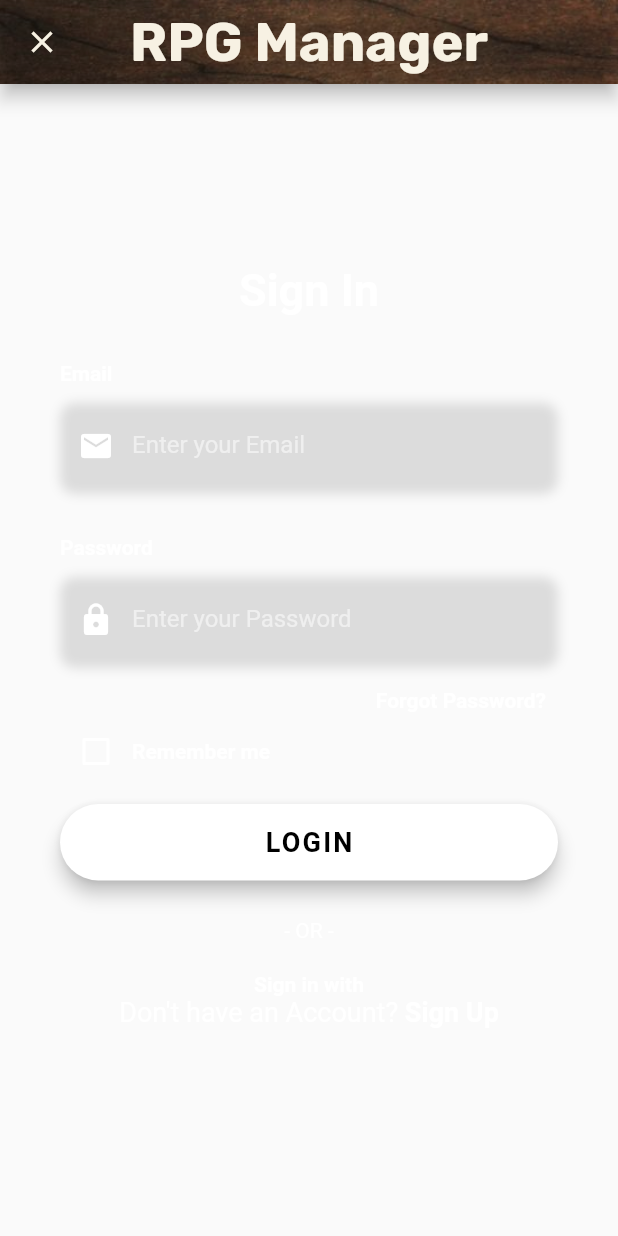
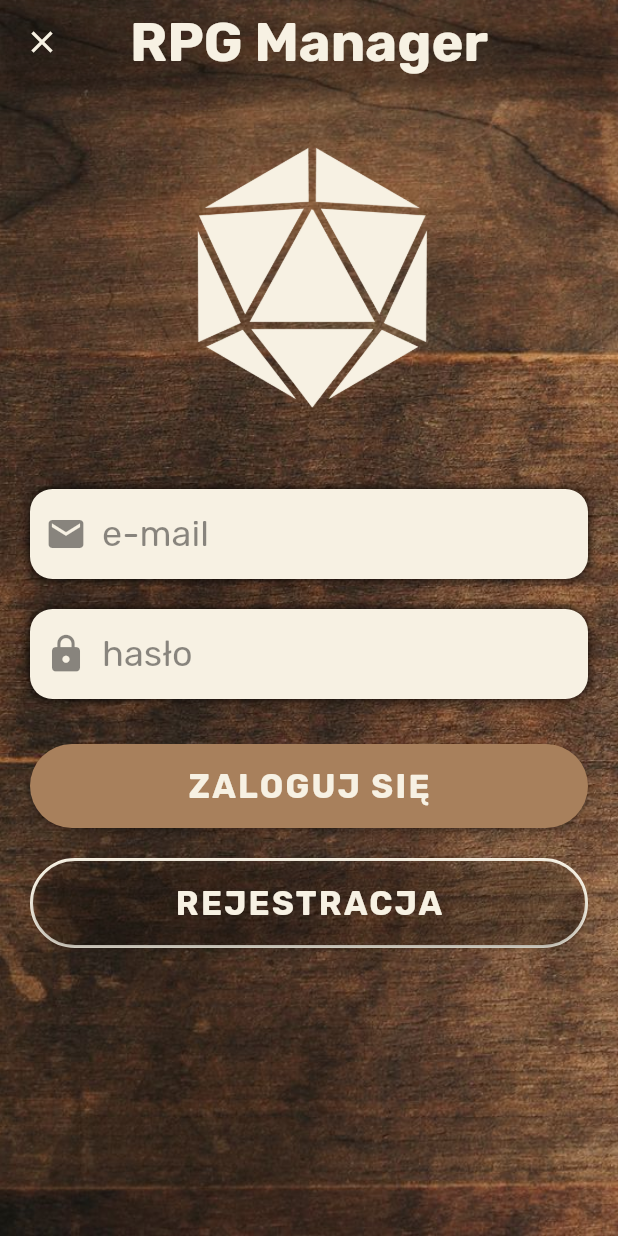
Before and after one commit to ArkadiuszHorwat/RPG-Manager, a Flutter app: the screen it shows after launch, on a phone screen of 412 x 824 dp. Run offline on Flutter 3.47's test engine with Material 2 defaults, Android fonts, the phone set to English and light mode, and no system bars; our stand-ins replace firebase_core, firebase_database, google_fonts; accounts and stored records are empty; Roboto replaces fonts that are missing (OpenSans).

Commit message:
create login screen (#3)

```diff
--- a/rpg_manager/lib/features/authorization/login/login.dart
+++ b/rpg_manager/lib/features/authorization/login/login.dart
@@ -1,157 +1,150 @@
-import 'dart:math';
+import 'package:flutter/cupertino.dart';
+import 'package:flutter/material.dart';
+import 'package:google_fonts/google_fonts.dart';
 
-import 'package:flutter/material.dart';
-import 'package:flutter/services.dart';
-import 'package:rpg_manager/features/firebase/config.dart';
-
-final kHintTextStyle = TextStyle(
-  color: Colors.white54,
-  fontFamily: 'OpenSans',
-);
-
-final kLabelStyle = TextStyle(
-  color: Colors.white,
-  fontWeight: FontWeight.bold,
-  fontFamily: 'OpenSans',
-);
-
-final kBoxDecorationStyle = BoxDecoration(
-  color: Colors.transparent,
-  borderRadius: BorderRadius.circular(10.0),
-  boxShadow: [
-    BoxShadow(
-      color: Colors.black12,
-      blurRadius: 6.0,
-      offset: Offset(0, 2),
+class LoginScreen extends StatelessWidget {
+  @override
+  Widget build(BuildContext context) {
+    return SafeArea(
+      child: GestureDetector(
+        behavior: HitTestBehavior.translucent,
+        onTap: () => FocusScope.of(context).unfocus(),
+        child: Container(
+          height: double.infinity,
+          child: SingleChildScrollView(
+            child: Column(
+              children: [
+                Padding(
+                  padding: const EdgeInsets.only(top: 40.0),
+                  child: Image.asset(
+                    'lib/app_assets/images/logo.png',
+                    width: 180,
+                    height: 180,
+                    color: Color.fromARGB(255, 247, 241, 227),
+                  ),
+                ),
+                SizedBox(
+                  height: 40,
+                ),
+                Padding(
+                  padding: const EdgeInsets.fromLTRB(20, 10, 20, 10),
+                  child: _loginForm(),
                 ),
               ],
-);
-
-class LoginScreen extends StatefulWidget {
-  @override
-  _LoginScreenState createState() => _LoginScreenState();
-}
-
-class _LoginScreenState extends State<LoginScreen> {
-  bool _rememberMe = false;
-
-  Widget _buildEmailTF() {
-    return Column(
-      crossAxisAlignment: CrossAxisAlignment.start,
-      children: <Widget>[
-        Text(
-          'Email',
-          style: kLabelStyle,
-        ),
-        SizedBox(height: 10.0),
-        Container(
-          alignment: Alignment.centerLeft,
-          decoration: kBoxDecorationStyle,
-          height: 60.0,
-          child: TextField(
-            keyboardType: TextInputType.emailAddress,
-            style: TextStyle(
-              color: Colors.white,
-              fontFamily: 'OpenSans',
-            ),
-            decoration: InputDecoration(
-              border: InputBorder.none,
-              contentPadding: EdgeInsets.only(top: 14.0),
-              prefixIcon: Icon(
-                Icons.email,
-                color: Colors.white,
-              ),
-              hintText: 'Enter your Email',
-              hintStyle: kHintTextStyle,
             ),
           ),
-        ),
-      ],
-    );
-  }
-
-  Widget _buildPasswordTF() {
-    return Column(
-      crossAxisAlignment: CrossAxisAlignment.start,
-      children: <Widget>[
-        Text(
-          'Password',
-          style: kLabelStyle,
-        ),
-        SizedBox(height: 10.0),
-        Container(
-          alignment: Alignment.centerLeft,
-          decoration: kBoxDecorationStyle,
-          height: 60.0,
-          child: TextField(
-            obscureText: true,
-            style: TextStyle(
-              color: Colors.white,
-              fontFamily: 'OpenSans',
-            ),
-            decoration: InputDecoration(
-              border: InputBorder.none,
-              contentPadding: EdgeInsets.only(top: 14.0),
-              prefixIcon: Icon(
-                Icons.lock,
-                color: Colors.white,
-              ),
-              hintText: 'Enter your Password',
-              hintStyle: kHintTextStyle,
-            ),
-          ),
-        ),
-      ],
-    );
-  }
-
-  Widget _buildForgotPasswordBtn() {
-    return Container(
-      alignment: Alignment.centerRight,
-      child: TextButton(
-        onPressed: () => print('Forgot Password Button Pressed'),
-        child: Text(
-          'Forgot Password?',
-          style: kLabelStyle,
         ),
       ),
     );
   }
 
-  Widget _buildRememberMeCheckbox() {
-    return Container(
-      height: 20.0,
-      child: Row(
-        children: <Widget>[
-          Theme(
-            data: ThemeData(unselectedWidgetColor: Colors.white),
-            child: Checkbox(
-              value: _rememberMe,
-              checkColor: Colors.black,
-              activeColor: Colors.white,
-              onChanged: (value) {
-                setState(() {
-                  _rememberMe = value!;
-                });
-              },
+  Widget _loginForm() {
+    return Form(
+      child: Column(
+        children: [
+          _emailFormField(),
+          SizedBox(
+            height: 20,
           ),
+          _passwordFormField(),
+          SizedBox(
+            height: 30,
           ),
-          Text(
-            'Remember me',
-            style: kLabelStyle,
+          _loginButton(),
+          SizedBox(
+            height: 20,
           ),
+          _registerButton(),
         ],
       ),
     );
   }
 
-  Widget _buildLoginBtn() {
+  Widget _emailFormField() {
     return Container(
-      padding: EdgeInsets.symmetric(vertical: 25.0),
+      alignment: Alignment.center,
+      decoration: BoxDecoration(
+        color: Color.fromARGB(255, 247, 241, 227),
+        borderRadius: BorderRadius.circular(15.0),
+        boxShadow: [
+          BoxShadow(
+            color: Colors.black,
+            blurRadius: 5.0,
+          ),
+        ],
+      ),
+      height: 60.0,
+      child: TextField(
+        cursorColor: Colors.black,
+        keyboardType: TextInputType.emailAddress,
+        style: TextStyle(
+          color: Colors.black,
+          fontSize: 24,
+        ),
+        decoration: InputDecoration(
+          border: InputBorder.none,
+          prefixIcon: Icon(
+            Icons.email,
+            color: Colors.black45,
+            size: 28,
+          ),
+          hintText: 'e-mail',
+          hintStyle: GoogleFonts.rubik(
+            textStyle: TextStyle(
+              color: Colors.black45,
+              fontSize: 24,
+            ),
+          ),
+        ),
+      ),
+    );
+  }
+
+  Widget _passwordFormField() {
+    return Container(
+      alignment: Alignment.center,
+      decoration: BoxDecoration(
+        color: Color.fromARGB(255, 247, 241, 227),
+        borderRadius: BorderRadius.circular(15.0),
+        boxShadow: [
+          BoxShadow(
+            color: Colors.black,
+            blurRadius: 5.0,
+          ),
+        ],
+      ),
+      height: 60.0,
+      child: TextField(
+        obscureText: true,
+        cursorColor: Colors.black,
+        style: TextStyle(
+          color: Colors.black,
+          fontSize: 24,
+        ),
+        decoration: InputDecoration(
+          border: InputBorder.none,
+          prefixIcon: Icon(
+            Icons.lock,
+            color: Colors.black45,
+            size: 28,
+          ),
+          hintText: 'hasło',
+          hintStyle: GoogleFonts.rubik(
+            textStyle: TextStyle(
+              color: Colors.black45,
+              fontSize: 24,
+            ),
+          ),
+        ),
+      ),
+    );
+  }
+
+  Widget _loginButton() {
+    return Container(
       width: double.infinity,
       child: ElevatedButton(
         style: ButtonStyle(
-          elevation: MaterialStateProperty.all<double>(5.0),
           padding: MaterialStateProperty.all<EdgeInsetsGeometry>(
               EdgeInsets.all(15.0)),
           shape: MaterialStateProperty.all<RoundedRectangleBorder>(
@@ -159,115 +152,57 @@ class _LoginScreenState extends State<LoginScreen> {
               borderRadius: BorderRadius.circular(30.0),
             ),
           ),
-          backgroundColor: MaterialStateProperty.all<Color>(Colors.white),
+          backgroundColor: MaterialStateProperty.all<Color>(
+            Color.fromARGB(255, 168, 128, 92),
+          ),
         ),
         onPressed: () {},
         child: Text(
-          'LOGIN',
-          style: TextStyle(
-            color: Colors.black,
+          'ZALOGUJ SIĘ',
+          style: GoogleFonts.rubik(
+            textStyle: TextStyle(
+              color: Color.fromARGB(255, 247, 241, 227),
               letterSpacing: 1.5,
-            fontSize: 18.0,
+              fontSize: 22.0,
               fontWeight: FontWeight.bold,
-            fontFamily: 'OpenSans',
+            ),
           ),
         ),
       ),
     );
   }
 
-  Widget _buildSignInWithText() {
-    return Column(
-      children: <Widget>[
-        Text(
-          '- OR -',
-          style: TextStyle(
-            color: Colors.white,
-            fontWeight: FontWeight.w400,
+  Widget _registerButton() {
+    return Container(
+      width: double.infinity,
+      decoration: BoxDecoration(
+        border: Border.all(
+          color: Color.fromARGB(255, 247, 241, 227),
+          width: 2,
+        ),
+        borderRadius: BorderRadius.circular(30.0),
+      ),
+      child: ElevatedButton(
+        style: ButtonStyle(
+          padding: MaterialStateProperty.all<EdgeInsetsGeometry>(
+              EdgeInsets.all(15.0)),
+          shape: MaterialStateProperty.all<RoundedRectangleBorder>(
+            RoundedRectangleBorder(
+              borderRadius: BorderRadius.circular(30.0),
             ),
           ),
-        SizedBox(height: 20.0),
-        Text(
-          'Sign in with',
-          style: kLabelStyle,
+          backgroundColor: MaterialStateProperty.all<Color>(Colors.transparent),
         ),
-      ],
-    );
-  }
-
-  Widget _buildSignupBtn() {
-    return GestureDetector(
-      onTap: () => print('Sign Up Button Pressed'),
-      child: RichText(
-        text: TextSpan(
-          children: [
-            TextSpan(
-              text: 'Don\'t have an Account? ',
-              style: TextStyle(
-                color: Colors.white,
-                fontSize: 18.0,
-                fontWeight: FontWeight.w400,
-              ),
-            ),
-            TextSpan(
-              text: 'Sign Up',
-              style: TextStyle(
-                color: Colors.white,
-                fontSize: 18.0,
+        onPressed: () {},
+        child: Text(
+          'REJESTRACJA',
+          style: GoogleFonts.rubik(
+            textStyle: TextStyle(
+              color: Color.fromARGB(255, 247, 241, 227),
+              letterSpacing: 1.5,
+              fontSize: 22.0,
               fontWeight: FontWeight.bold,
             ),
-            ),
-          ],
-        ),
-      ),
-    );
-  }
-
-  @override
-  Widget build(BuildContext context) {
-    return Scaffold(
-      body: AnnotatedRegion<SystemUiOverlayStyle>(
-        value: SystemUiOverlayStyle.dark,
-        child: GestureDetector(
-          onTap: () => FocusScope.of(context).unfocus(),
-          child: Stack(
-            children: <Widget>[
-              Container(
-                height: double.infinity,
-                child: SingleChildScrollView(
-                  physics: AlwaysScrollableScrollPhysics(),
-                  padding: EdgeInsets.symmetric(
-                    horizontal: 40.0,
-                    vertical: 120.0,
-                  ),
-                  child: Column(
-                    mainAxisAlignment: MainAxisAlignment.center,
-                    children: <Widget>[
-                      Text(
-                        'Sign In',
-                        style: TextStyle(
-                          color: Colors.white,
-                          fontFamily: 'OpenSans',
-                          fontSize: 30.0,
-                          fontWeight: FontWeight.bold,
-                        ),
-                      ),
-                      SizedBox(height: 30.0),
-                      _buildEmailTF(),
-                      SizedBox(
-                        height: 30.0,
-                      ),
-                      _buildPasswordTF(),
-                      _buildForgotPasswordBtn(),
-                      _buildRememberMeCheckbox(),
-                      _buildLoginBtn(),
-                      _buildSignInWithText(),
-                      _buildSignupBtn(),
-                    ],
-                  ),
-                ),
-              )
-            ],
           ),
         ),
       ),
```
Lines whose indentation alone changed are shown as unchanged.
